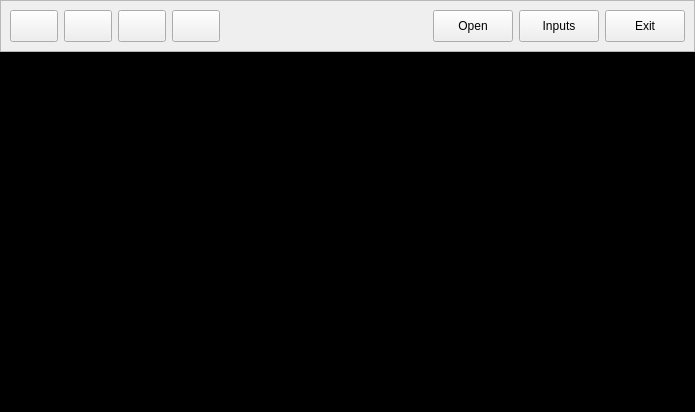
This is applications/scene-display/scene-display-gui.ui in daniel86/regen as Qt 5 draws it before an edit. The edited form follows.
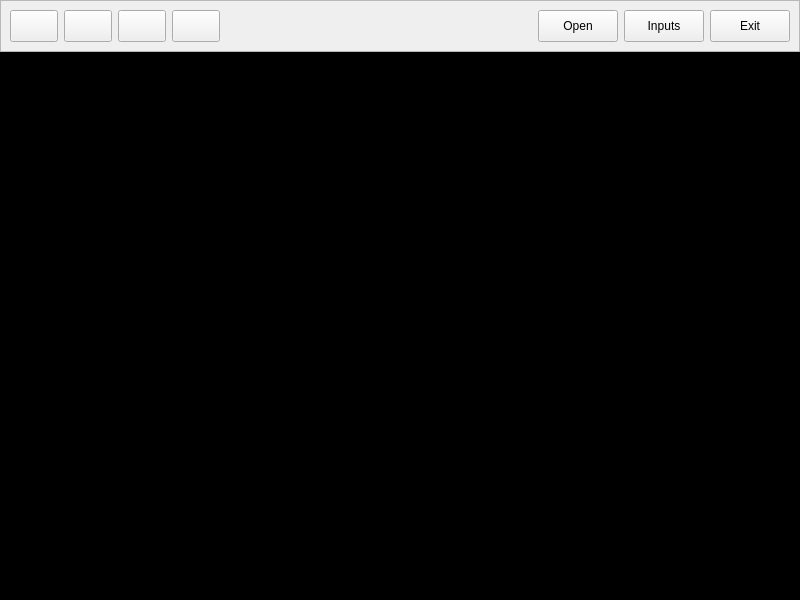
This is the edited form. Icons and pictures are not drawn.

Commit message: rather use slider in input editor

Patch:
```diff
--- a/applications/scene-display/scene-display-gui.ui
+++ b/applications/scene-display/scene-display-gui.ui
@@ -6,8 +6,8 @@
    <rect>
     <x>0</x>
     <y>0</y>
-    <width>695</width>
-    <height>412</height>
+    <width>800</width>
+    <height>600</height>
    </rect>
   </property>
   <property name="windowTitle">
```
The commit also changes 4 other files.
